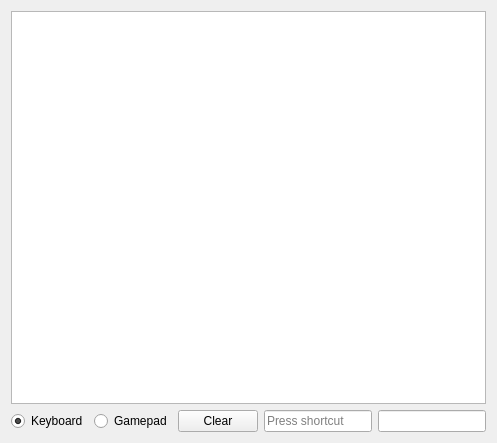
Above: Libretro/mgba/src/platform/qt/ShortcutView.ui from kiddreads/Avalon-copy2 before the change. Below: the same form after it.
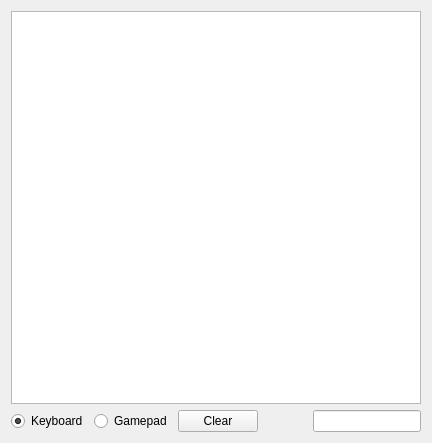
That is the form after the change. Custom widgets are drawn as their Qt base class.

Commit message: Qt: Redo key shortcut editing

```diff
--- a/Libretro/mgba/src/platform/qt/ShortcutView.ui
+++ b/Libretro/mgba/src/platform/qt/ShortcutView.ui
@@ -6,7 +6,7 @@
    <rect>
     <x>0</x>
     <y>0</y>
-    <width>425</width>
+    <width>432</width>
     <height>443</height>
    </rect>
   </property>
@@ -60,16 +60,6 @@
        </property>
       </spacer>
      </item>
-     <item>
-      <widget class="QKeySequenceEdit" name="keySequenceEdit">
-       <property name="sizePolicy">
-        <sizepolicy hsizetype="Fixed" vsizetype="Fixed">
-         <horstretch>0</horstretch>
-         <verstretch>0</verstretch>
-        </sizepolicy>
-       </property>
-      </widget>
-     </item>
      <item>
       <widget class="QGBA::KeyEditor" name="keyEdit">
        <property name="sizePolicy">
```
Left out of the diff: 38 changed lines with no effect on the pictures. The commit also changes 5 other files.
